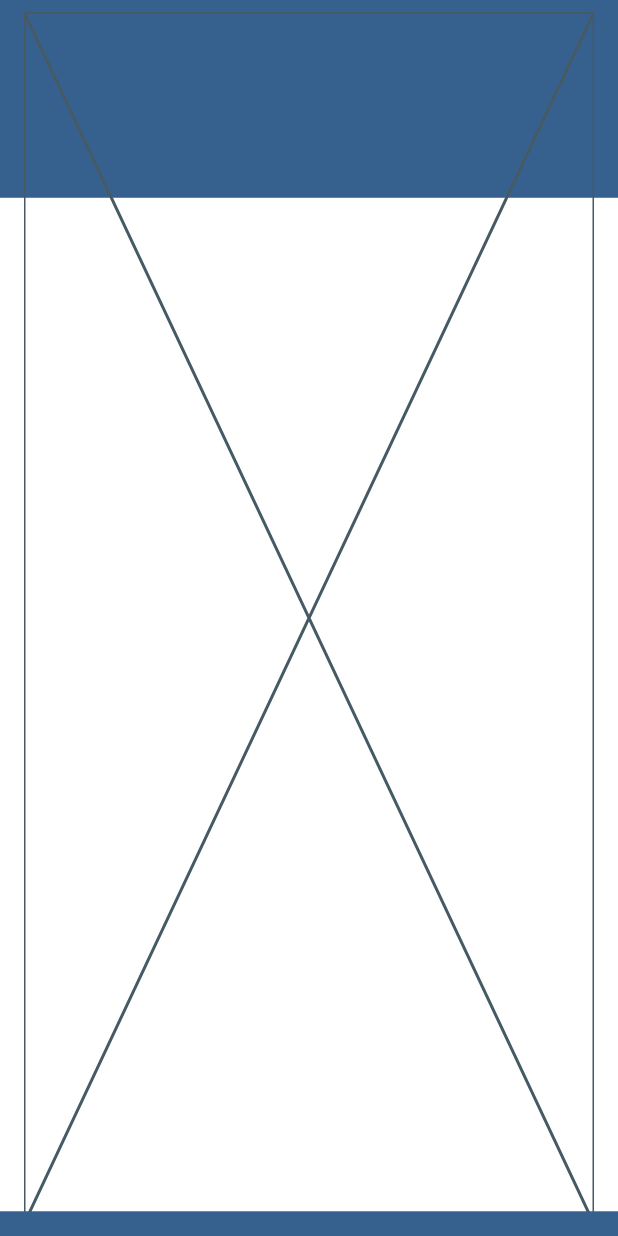
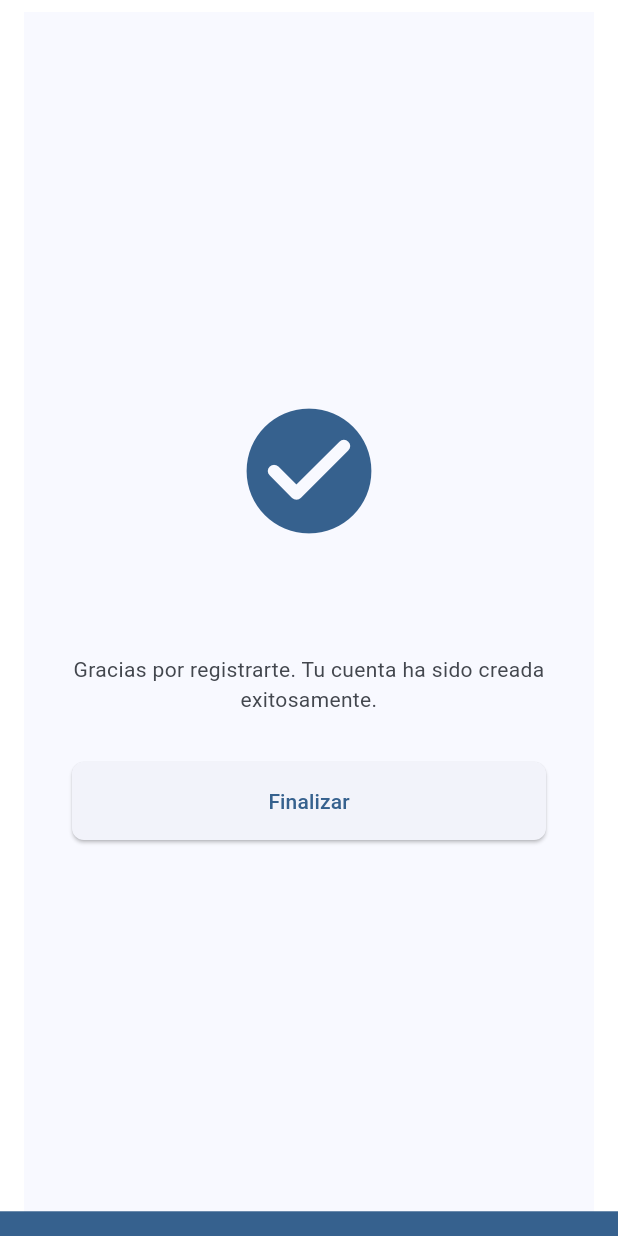
Before and after one commit to jhon-double-v-partners/register-user-trial, a Flutter app: the screen it shows after launch, swiped to page 3, on a phone screen of 412 x 824 dp. Run offline on Flutter 3.47's test engine with Material 3 defaults, Android fonts, the light colour scheme and no system bars; our stand-ins replace animate_do, flutter_riverpod.

Commit message:
feat(navigation): navigation between views done

```diff
--- a/lib/core/ui/atoms/atoms.dart
+++ b/lib/core/ui/atoms/atoms.dart
@@ -1,2 +1,4 @@
 export 'custom_text_form_field/custom_text_form_field.dart';
 export 'custom_date_picker/custom_date_picker.dart';
+export 'container_top/container_top.dart';
+export 'container_bottom/container_bottom.dart';
--- /dev/null
+++ b/lib/core/ui/atoms/container_bottom/container_bottom.dart
@@ -0,0 +1,18 @@
+import 'package:flutter/material.dart';
+
+class ContainerBottom extends StatelessWidget {
+  const ContainerBottom({super.key});
+
+  @override
+  Widget build(BuildContext context) {
+    return Positioned(
+      bottom: 0,
+      left: 0,
+      right: 0,
+      child: Container(
+        height: MediaQuery.of(context).size.height * 0.02,
+        decoration: BoxDecoration(color: Theme.of(context).colorScheme.primary),
+      ),
+    );
+  }
+}
--- /dev/null
+++ b/lib/core/ui/atoms/container_top/container_top.dart
@@ -0,0 +1,30 @@
+import 'package:flutter/material.dart';
+
+class ContainerTop extends StatelessWidget {
+  final String title;
+  const ContainerTop({super.key, required this.title});
+
+  @override
+  Widget build(BuildContext context) {
+    final themeColors = Theme.of(context).colorScheme;
+
+    return Container(
+      height: MediaQuery.of(context).size.height * 0.16,
+      decoration: BoxDecoration(color: themeColors.primary),
+      width: MediaQuery.of(context).size.width,
+      child: Padding(
+        padding: const EdgeInsets.only(bottom: 8),
+        child: Column(
+          mainAxisAlignment: MainAxisAlignment.end,
+          crossAxisAlignment: CrossAxisAlignment.center,
+          children: [
+            Text(
+              title,
+              style: TextStyle(color: themeColors.secondary, fontSize: 24),
+            ),
+          ],
+        ),
+      ),
+    );
+  }
+}
--- a/lib/presentation/screens/home_screen.dart
+++ b/lib/presentation/screens/home_screen.dart
@@ -1,3 +1,4 @@
+import 'package:double_v_partners/core/ui/atoms/atoms.dart';
 import 'package:double_v_partners/presentation/views/views.dart';
 import 'package:flutter/material.dart';
 
@@ -67,6 +68,14 @@ class _HomeScreenState extends State<HomeScreen> {
     });
   }
 
+  void onFinish() {
+    pageViewController.animateToPage(
+      0,
+      duration: const Duration(milliseconds: 300),
+      curve: Curves.easeIn,
+    );
+  }
+
   @override
   void dispose() {
     pageViewController.dispose();
@@ -76,8 +85,6 @@ class _HomeScreenState extends State<HomeScreen> {
 
   @override
   Widget build(BuildContext context) {
-    final themeColors = Theme.of(context).colorScheme;
-
     final slides = <SlideInfo>[
       SlideInfo(
         'Nuevo usuario',
@@ -91,36 +98,16 @@ class _HomeScreenState extends State<HomeScreen> {
           currentPage: currentPage,
         ),
       ),
-      SlideInfo('', DoneView()),
+      SlideInfo('', DoneView(onFinish: onFinish)),
     ];
 
     return Scaffold(
       body: Stack(
         children: [
-          Container(
-            height: MediaQuery.of(context).size.height * 0.16,
-            decoration: BoxDecoration(color: themeColors.primary),
-            width: MediaQuery.of(context).size.width,
-            child: Padding(
-              padding: const EdgeInsets.only(bottom: 8),
-              child: Column(
-                mainAxisAlignment: MainAxisAlignment.end,
-                crossAxisAlignment: CrossAxisAlignment.center,
-                children: [
-                  Text(
-                    slides[currentPage].title,
-                    style: TextStyle(
-                      color: themeColors.secondary,
-                      fontSize: 24,
-                    ),
-                  ),
-                ],
-              ),
-            ),
-          ),
-
-          SafeArea(
-            child: Stack(
+          !isLastPage
+              ? ContainerTop(title: slides[currentPage].title)
+              : Container(),
+          Stack(
             children: [
               Padding(
                 padding: const EdgeInsets.symmetric(
@@ -130,8 +117,7 @@ class _HomeScreenState extends State<HomeScreen> {
                 child: PageView(
                   controller: pageViewController,
                   physics: const NeverScrollableScrollPhysics(),
-                    onPageChanged: (index) =>
-                        setState(() => currentPage = index),
+                  onPageChanged: (index) => setState(() => currentPage = index),
                   children: slides
                       .map((slideData) => slideData.content)
                       .toList(),
@@ -139,17 +125,8 @@ class _HomeScreenState extends State<HomeScreen> {
               ),
             ],
           ),
-          ),
 
-          Positioned(
-            bottom: 0,
-            left: 0,
-            right: 0,
-            child: Container(
-              height: MediaQuery.of(context).size.height * 0.02,
-              decoration: BoxDecoration(color: themeColors.primary),
-            ),
-          ),
+          ContainerBottom(),
         ],
       ),
     );
--- a/lib/presentation/views/address_view.dart
+++ b/lib/presentation/views/address_view.dart
@@ -64,6 +64,7 @@ class _AddressViewState extends State<AddressView> {
                   ),
                 ],
               ),
+
               NavigationControls(
                 nextPage: _onNextPage,
                 previousPage: widget.onPreviousPage,
--- a/lib/presentation/views/done_view.dart
+++ b/lib/presentation/views/done_view.dart
@@ -1,10 +1,72 @@
+import 'package:animate_do/animate_do.dart';
 import 'package:flutter/material.dart';
 
 class DoneView extends StatelessWidget {
-  const DoneView({super.key});
+  final VoidCallback? onFinish;
+
+  const DoneView({super.key, this.onFinish});
 
   @override
   Widget build(BuildContext context) {
-    return const Placeholder();
+    final theme = Theme.of(context);
+    final colors = theme.colorScheme;
+
+    return Scaffold(
+      backgroundColor: colors.surface,
+      body: Center(
+        child: Padding(
+          padding: const EdgeInsets.all(32.0),
+          child: Column(
+            mainAxisAlignment: MainAxisAlignment.center,
+            children: [
+              SlideInDown(
+                child: Icon(
+                  Icons.check_circle_rounded,
+                  size: 100,
+                  color: colors.primary,
+                ),
+              ),
+
+              const SizedBox(height: 24),
+
+              Text(
+                '¡Registro completado!',
+                style: theme.textTheme.headlineMedium?.copyWith(
+                  fontWeight: FontWeight.bold,
+                  color: colors.surface,
+                ),
+                textAlign: TextAlign.center,
+              ),
+
+              const SizedBox(height: 12),
+
+              Text(
+                'Gracias por registrarte. Tu cuenta ha sido creada exitosamente.',
+                style: theme.textTheme.bodyMedium?.copyWith(
+                  color: colors.onSurfaceVariant,
+                ),
+                textAlign: TextAlign.center,
+              ),
+
+              const SizedBox(height: 32),
+
+              SizedBox(
+                width: double.infinity,
+                child: ElevatedButton(
+                  onPressed: onFinish,
+                  style: ElevatedButton.styleFrom(
+                    padding: const EdgeInsets.symmetric(vertical: 16),
+                    shape: RoundedRectangleBorder(
+                      borderRadius: BorderRadius.circular(8),
+                    ),
+                  ),
+                  child: const Text('Finalizar'),
+                ),
+              ),
+            ],
+          ),
+        ),
+      ),
+    );
   }
 }
```
Lines whose indentation alone changed are shown as unchanged.
